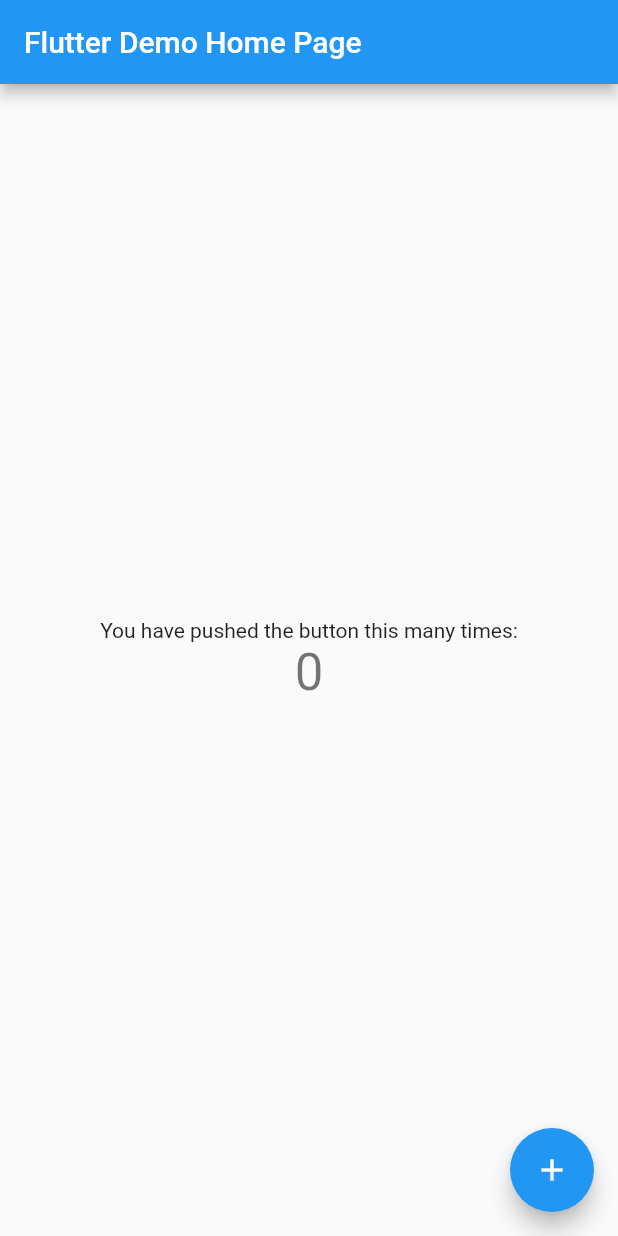
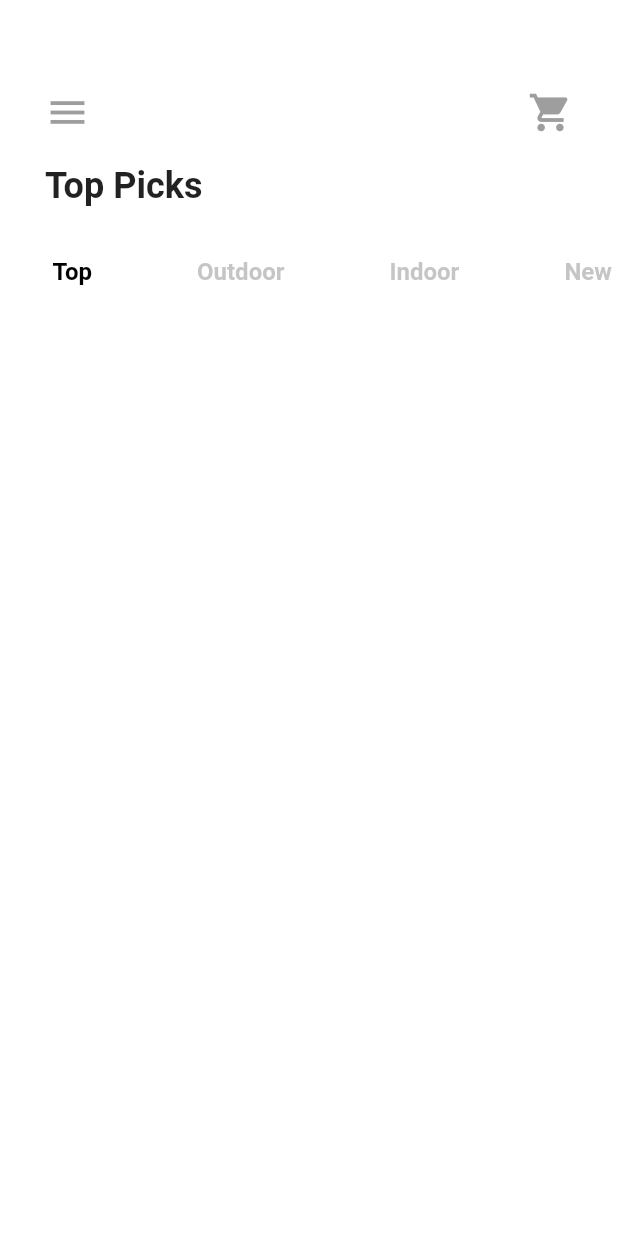
Before and after one commit to tianna1121/flutter_plant_ui, a Flutter app: the screen it shows after launch, on a phone screen of 412 x 824 dp. Run offline on Flutter 3.47's test engine with Material 2 defaults, Android fonts, the phone set to English and light mode, and no system bars.

Commit message:
add a TabBar to the top

```diff
--- a/lib/main.dart
+++ b/lib/main.dart
@@ -1,111 +1,102 @@
 import 'package:flutter/material.dart';
+import 'package:flutter/services.dart';
 
-void main() => runApp(MyApp());
-
-class MyApp extends StatelessWidget {
-  // This widget is the root of your application.
-  @override
-  Widget build(BuildContext context) {
-    return MaterialApp(
-      title: 'Flutter Demo',
-      theme: ThemeData(
-        // This is the theme of your application.
-        //
-        // Try running your application with "flutter run". You'll see the
-        // application has a blue toolbar. Then, without quitting the app, try
-        // changing the primarySwatch below to Colors.green and then invoke
-        // "hot reload" (press "r" in the console where you ran "flutter run",
-        // or simply save your changes to "hot reload" in a Flutter IDE).
-        // Notice that the counter didn't reset back to zero; the application
-        // is not restarted.
-        primarySwatch: Colors.blue,
-      ),
-      home: MyHomePage(title: 'Flutter Demo Home Page'),
-    );
-  }
-}
+void main() => runApp(MaterialApp(
+      home: MyHomePage(),
+    ));
 
 class MyHomePage extends StatefulWidget {
-  MyHomePage({Key key, this.title}) : super(key: key);
-
-  // This widget is the home page of your application. It is stateful, meaning
-  // that it has a State object (defined below) that contains fields that affect
-  // how it looks.
-
-  // This class is the configuration for the state. It holds the values (in this
-  // case the title) provided by the parent (in this case the App widget) and
-  // used by the build method of the State. Fields in a Widget subclass are
-  // always marked "final".
-
-  final String title;
-
   @override
   _MyHomePageState createState() => _MyHomePageState();
 }
 
-class _MyHomePageState extends State<MyHomePage> {
-  int _counter = 0;
-
-  void _incrementCounter() {
-    setState(() {
-      // This call to setState tells the Flutter framework that something has
-      // changed in this State, which causes it to rerun the build method below
-      // so that the display can reflect the updated values. If we changed
-      // _counter without calling setState(), then the build method would not be
-      // called again, and so nothing would appear to happen.
-      _counter++;
-    });
+class _MyHomePageState extends State<MyHomePage>
+    with SingleTickerProviderStateMixin {
+  TabController _tabController;
+  @override
+  void initState() {
+    super.initState();
+    _tabController = TabController(initialIndex: 0, length: 5, vsync: this);
   }
 
   @override
   Widget build(BuildContext context) {
-    // This method is rerun every time setState is called, for instance as done
-    // by the _incrementCounter method above.
-    //
-    // The Flutter framework has been optimized to make rerunning build methods
-    // fast, so that you can just rebuild anything that needs updating rather
-    // than having to individually change instances of widgets.
     return Scaffold(
-      appBar: AppBar(
-        // Here we take the value from the MyHomePage object that was created by
-        // the App.build method, and use it to set our appbar title.
-        title: Text(widget.title),
-      ),
-      body: Center(
-        // Center is a layout widget. It takes a single child and positions it
-        // in the middle of the parent.
-        child: Column(
-          // Column is also a layout widget. It takes a list of children and
-          // arranges them vertically. By default, it sizes itself to fit its
-          // children horizontally, and tries to be as tall as its parent.
-          //
-          // Invoke "debug painting" (press "p" in the console, choose the
-          // "Toggle Debug Paint" action from the Flutter Inspector in Android
-          // Studio, or the "Toggle Debug Paint" command in Visual Studio Code)
-          // to see the wireframe for each widget.
-          //
-          // Column has various properties to control how it sizes itself and
-          // how it positions its children. Here we use mainAxisAlignment to
-          // center the children vertically; the main axis here is the vertical
-          // axis because Columns are vertical (the cross axis would be
-          // horizontal).
-          mainAxisAlignment: MainAxisAlignment.center,
+      backgroundColor: Colors.white,
+      body: AnnotatedRegion<SystemUiOverlayStyle>(
+        value: SystemUiOverlayStyle.dark,
+        child: ListView(
+          padding: const EdgeInsets.symmetric(vertical: 60.0),
           children: <Widget>[
-            Text(
-              'You have pushed the button this many times:',
+            Padding(
+              padding: const EdgeInsets.symmetric(horizontal: 30.0),
+              child: Row(
+                mainAxisAlignment: MainAxisAlignment.spaceBetween,
+                children: <Widget>[
+                  Icon(
+                    Icons.menu,
+                    size: 30.0,
+                    color: Colors.grey,
+                  ),
+                  Icon(
+                    Icons.shopping_cart,
+                    size: 30.0,
+                    color: Colors.grey,
+                  ),
+                ],
+              ),
             ),
-            Text(
-              '$_counter',
-              style: Theme.of(context).textTheme.display1,
+            SizedBox(
+              height: 20.0,
             ),
+            Padding(
+              padding: EdgeInsets.only(left: 30.0),
+              child: Text(
+                'Top Picks',
+                style: TextStyle(fontSize: 24.0, fontWeight: FontWeight.w600),
+              ),
+            ),
+            SizedBox(
+              height: 20.0,
+            ),
+            TabBar(
+              controller: _tabController,
+              indicatorColor: Colors.transparent,
+              labelColor: Colors.black,
+              unselectedLabelColor: Colors.grey.withOpacity(0.6),
+              labelPadding: EdgeInsets.symmetric(horizontal: 35.0),
+              isScrollable: true,
+              tabs: <Widget>[
+                Tab(
+                  child: Text('Top',
+                      style: TextStyle(
+                          fontSize: 16.0, fontWeight: FontWeight.bold)),
+                ),
+                Tab(
+                  child: Text('Outdoor',
+                      style: TextStyle(
+                          fontSize: 16.0, fontWeight: FontWeight.bold)),
+                ),
+                Tab(
+                  child: Text('Indoor',
+                      style: TextStyle(
+                          fontSize: 16.0, fontWeight: FontWeight.bold)),
+                ),
+                Tab(
+                  child: Text('New Arrivals',
+                      style: TextStyle(
+                          fontSize: 16.0, fontWeight: FontWeight.bold)),
+                ),
+                Tab(
+                  child: Text('Limited Edition',
+                      style: TextStyle(
+                          fontSize: 16.0, fontWeight: FontWeight.bold)),
+                ),
+              ],
+            )
           ],
         ),
       ),
-      floatingActionButton: FloatingActionButton(
-        onPressed: _incrementCounter,
-        tooltip: 'Increment',
-        child: Icon(Icons.add),
-      ), // This trailing comma makes auto-formatting nicer for build methods.
     );
   }
 }
```
